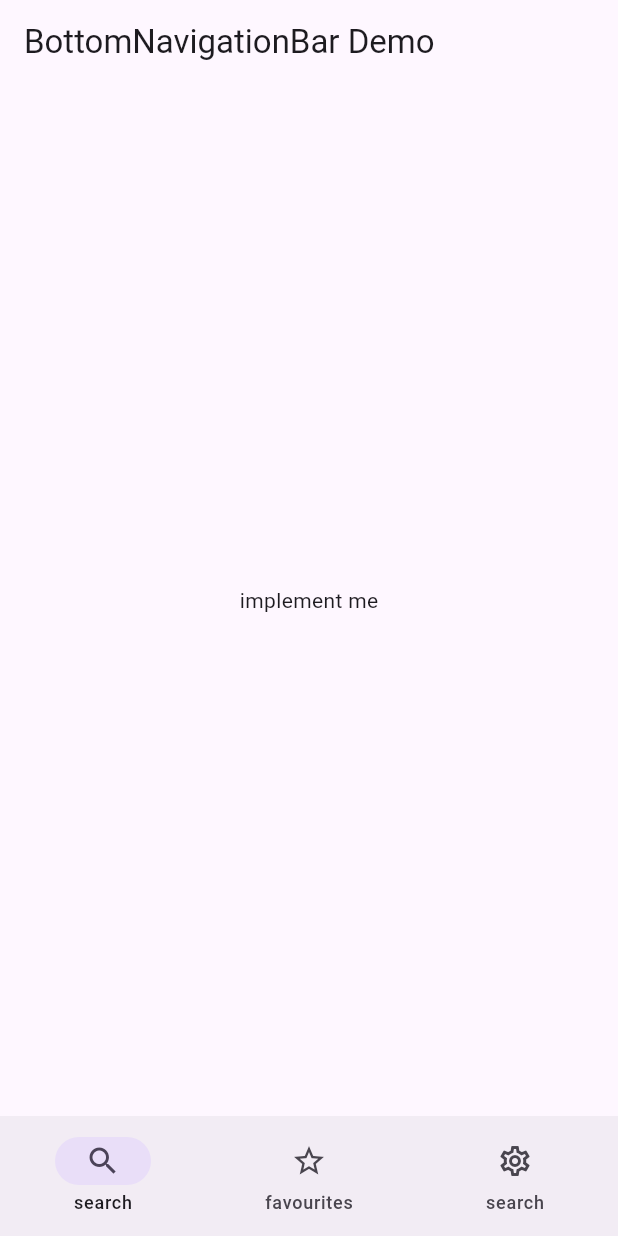
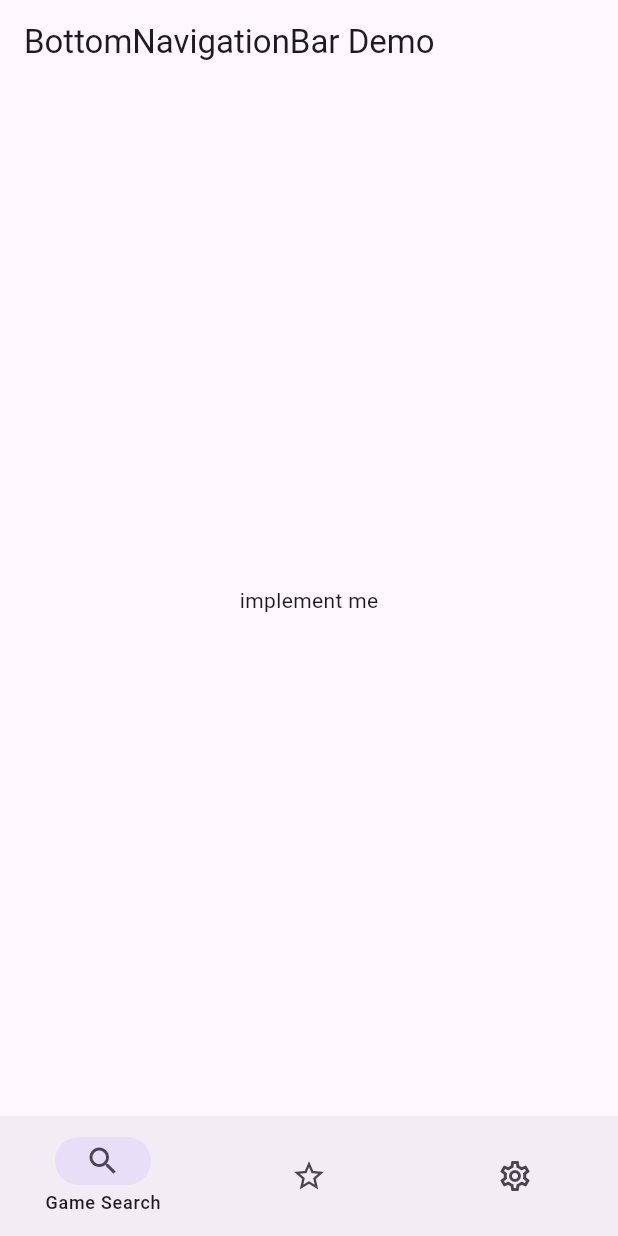
Before and after one commit to krahl-jan/bgsearchapp, a Flutter app: the screen it shows after launch, on a phone screen of 412 x 824 dp. Run offline on Flutter 3.47's test engine with Material 3 defaults, Android fonts, the phone set to English and light mode, and no system bars.

Commit message:
fix label

```diff
--- a/lib/3_presentation/home.dart
+++ b/lib/3_presentation/home.dart
@@ -22,6 +22,7 @@ class _HomeState extends State<Home> {
         ),
         body: screens[index],
         bottomNavigationBar: NavigationBar(
+          labelBehavior: NavigationDestinationLabelBehavior.onlyShowSelected,
           selectedIndex: index,
           onDestinationSelected: (index) => setState(() {
             this.index = index;
@@ -30,15 +31,15 @@ class _HomeState extends State<Home> {
             NavigationDestination(
                 icon: Icon(Icons.search_outlined),
                 selectedIcon: Icon(Icons.search),
-                label: 'search'),
+                label: 'Game Search'),
             NavigationDestination(
                 icon: Icon(Icons.star_border_outlined),
                 selectedIcon: Icon(Icons.star),
-                label: 'favourites'),
+                label: 'Favourites'),
             NavigationDestination(
                 icon: Icon(Icons.settings_outlined),
                 selectedIcon: Icon(Icons.settings),
-                label: 'search'),
+                label: 'Settings'),
           ],
         ),
       );
```
